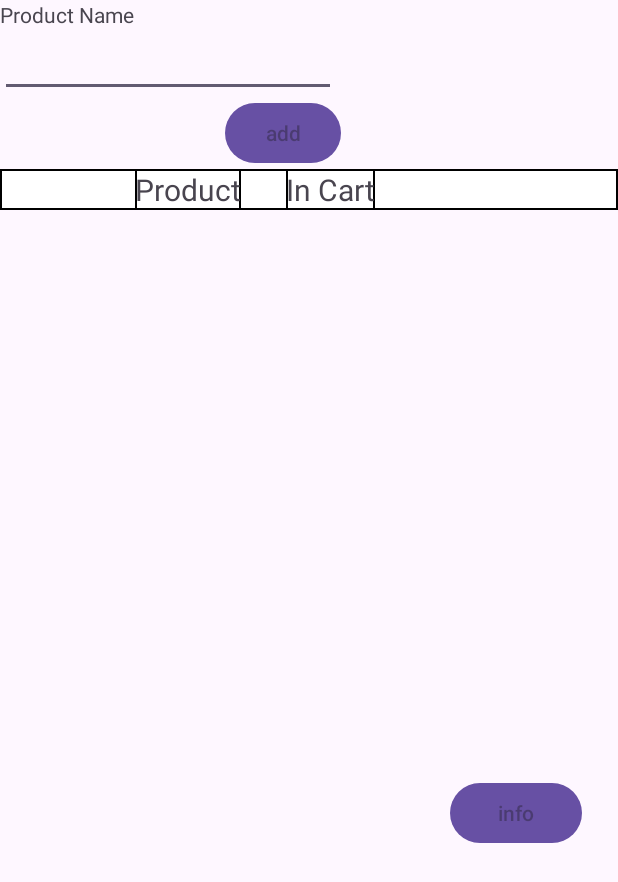
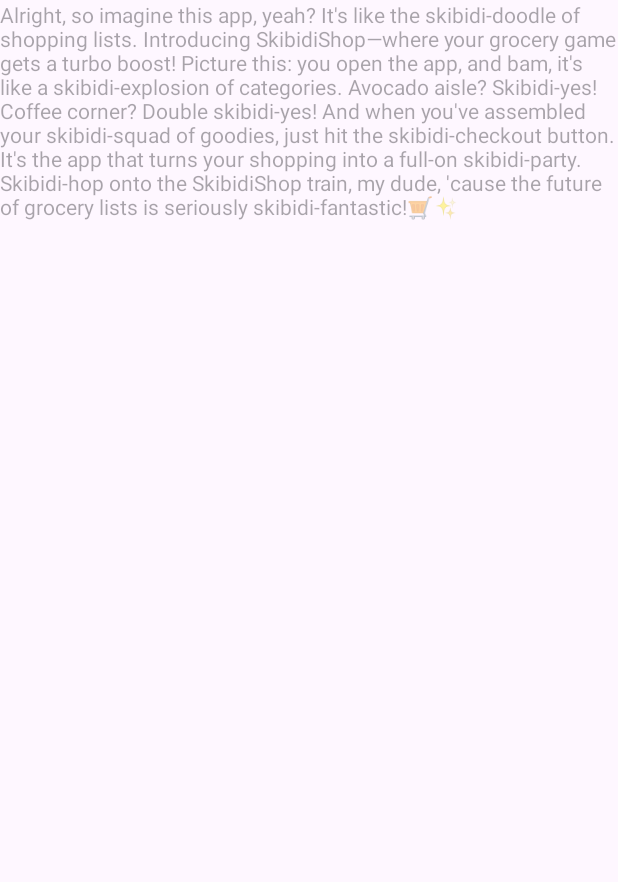
Before and after one commit to shredder-22/rShoppingList, an Android app: the screen it shows after launch (MainActivity before the commit, SecondActivity after it), after a tap on an icon or button, on a phone screen of 412 x 824 dp. Shown: the top 882 px of the screen. Run offline under Robolectric (Android 15) with nearby library versions, the phone set to English and light mode, and no system bars; 1 other tap on this screen came first.

```diff
--- a/app/src/main/AndroidManifest.xml
+++ b/app/src/main/AndroidManifest.xml
@@ -13,6 +13,9 @@
         android:theme="@style/Theme.ShoppingList"
         tools:targetApi="31">
         <activity
+            android:name=".SecondActivity"
+            android:exported="false" />
+        <activity
             android:name=".MainActivity"
             android:exported="true">
             <intent-filter>
--- a/app/src/main/java/com/example/shoppinglist/BlankFragment.java
+++ b/app/src/main/java/com/example/shoppinglist/BlankFragment.java
@@ -1,6 +1,8 @@
 package com.example.shoppinglist;
 
 import android.content.Context;
+import android.graphics.Color;
+import android.graphics.drawable.Drawable;
 import android.os.Bundle;
 
 import androidx.annotation.NonNull;
@@ -10,17 +12,30 @@ import android.view.LayoutInflater;
 import android.view.View;
 import android.view.ViewGroup;
 import android.widget.Button;
+import android.widget.CheckBox;
+import android.widget.RadioButton;
+import android.widget.TableLayout;
+import android.widget.TableRow;
+import android.widget.TextView;
+import android.widget.Toast;
+
+import java.util.ArrayList;
+import java.util.List;
 
 /**
  * A simple {@link Fragment} subclass.
  * Use the {@link Fragment1#newInstance} factory method to
  * create an instance of this fragment.
  */
-public class BlankFragment extends Fragment {
+
+public class BlankFragment extends Fragment implements View.OnClickListener {
 
     // TODO: Rename parameter arguments, choose names that match
     // the fragment initialization parameters, e.g. ARG_ITEM_NUMBER
-    private Button btninfo;
+    List<TextView> tvlist = new ArrayList<>();
+    List<CheckBox> cblist = new ArrayList<>();
+    static int index = 0;
+    private TableLayout table;
     private Fragment2Listner listner;
     private static final String ARG_PARAM1 = "param1";
     private static final String ARG_PARAM2 = "param2";
@@ -29,10 +44,29 @@ public class BlankFragment extends Fragment {
     private String mParam1;
     private String mParam2;
 
-    public interface Fragment2Listner
+    @Override
+    public void onClick(View view)
     {
+        for (int i = 0; i < index; i++)
+        {
+            if (view == cblist.get(i))
+            {
+                if (!cblist.get(i).isChecked()) {
+                    tvlist.get(i).setTextColor(Color.BLACK);
+
+                } else {
+                    tvlist.get(i).setTextColor(Color.BLUE);
+
+                }
+            }
+        }
+    }
+
+
+    public interface Fragment2Listner {
         void onInput2Sent(CharSequence input);
     }
+
     public BlankFragment() {
         // Required empty public constructor
     }
@@ -60,15 +94,33 @@ public class BlankFragment extends Fragment {
     public View onCreateView(LayoutInflater inflater, ViewGroup container,
                              Bundle savedInstanceState) {
         // Inflate the layout for this fragment
-        View v = inflater.inflate(R.layout.fragment_blank, container,false);
-        btninfo = v.findViewById(R.id.info);
-        btninfo.setOnClickListener(new View.OnClickListener() {
-            @Override
-            public void onClick(View view) {
-                listner.onInput2Sent("asdasd");
-            }
-        });
+        View v = inflater.inflate(R.layout.fragment_blank, container, false);
+
+        table = v.findViewById(R.id.table);
+
         return v;
+    }
+
+    public void updateTable(CharSequence newText)
+    {
+        TableRow tr = null;
+        Context context = getContext();
+        tr = new TableRow(context);
+        TextView tv= new TextView(context);
+        tv.setText(newText);
+        tv.setBackground(getResources().getDrawable(R.drawable.border, null));
+        CheckBox rb = new CheckBox(context);
+        rb.setBackground(getResources().getDrawable(R.drawable.border, null));
+        rb.setOnClickListener(this);
+
+        tvlist.add(index, tv);
+        cblist.add(index, rb);
+        tr.addView(tv);
+        tr.addView(rb);
+        table.addView(tr);
+
+        index++;
+
     }
 
     @Override
--- a/app/src/main/java/com/example/shoppinglist/Fragment1.java
+++ b/app/src/main/java/com/example/shoppinglist/Fragment1.java
@@ -11,6 +11,7 @@ import android.view.View;
 import android.view.ViewGroup;
 import android.widget.Button;
 import android.widget.EditText;
+import android.widget.RadioButton;
 
 /**
  * A simple {@link Fragment} subclass.
@@ -65,17 +66,22 @@ public class Fragment1 extends Fragment {
         View v = inflater.inflate(R.layout.fragment_1, container,false);
         editText = v.findViewById(R.id.et);
         btnadd = v.findViewById(R.id.add);
+
         btnadd.setOnClickListener(new View.OnClickListener() {
             @Override
             public void onClick(View view) {
-                String st = editText.toString();
+                String st = editText.getText().toString();
                 listner.onInput1Sent(st);
                 editText.setText("");
             }
         });
         return v;
     }
+    public void updateEditText()
+    {
 
+
+    }
     @Override
     public void onAttach(Context context) {
         super.onAttach(context);
--- a/app/src/main/java/com/example/shoppinglist/MainActivity.java
+++ b/app/src/main/java/com/example/shoppinglist/MainActivity.java
@@ -7,6 +7,7 @@ import androidx.fragment.app.FragmentContainerView;
 import android.app.Fragment;
 import android.app.FragmentManager;
 import android.app.FragmentTransaction;
+import android.content.Intent;
 import android.os.Bundle;
 import android.view.View;
 import android.widget.Button;
@@ -27,16 +28,26 @@ public class MainActivity extends AppCompatActivity implements BlankFragment.Fra
         fragment2 = new BlankFragment();
 
         getSupportFragmentManager().beginTransaction().replace(R.id.f1,fragment1).replace(R.id.f2,fragment2).commit();
-
-
+        Button infobtn;
+        infobtn = findViewById(R.id.info);
+        infobtn.setOnClickListener(new View.OnClickListener() {
+            @Override
+            public void onClick(View view) {
+                Intent intent = new Intent(MainActivity.this, SecondActivity.class);
+                startActivity(intent);
+            }
+        });
     }
 
     @Override
     public void onInput2Sent(CharSequence input) {
+        //fragment1.updateEditText();
     }
+
 
     @Override
     public void onInput1Sent(CharSequence input) {
+        fragment2.updateTable(input);
 
     }
 }
--- /dev/null
+++ b/app/src/main/java/com/example/shoppinglist/SecondActivity.java
@@ -0,0 +1,14 @@
+package com.example.shoppinglist;
+
+import androidx.appcompat.app.AppCompatActivity;
+
+import android.os.Bundle;
+
+public class SecondActivity extends AppCompatActivity {
+
+    @Override
+    protected void onCreate(Bundle savedInstanceState) {
+        super.onCreate(savedInstanceState);
+        setContentView(R.layout.activity_second);
+    }
+}
--- /dev/null
+++ b/app/src/main/res/layout/activity_second.xml
@@ -0,0 +1,15 @@
+<?xml version="1.0" encoding="utf-8"?>
+<LinearLayout xmlns:android="http://schemas.android.com/apk/res/android"
+    xmlns:app="http://schemas.android.com/apk/res-auto"
+    xmlns:tools="http://schemas.android.com/tools"
+    android:layout_width="match_parent"
+    android:layout_height="match_parent"
+    tools:context=".SecondActivity">
+    <TextView
+        android:layout_width="match_parent"
+        android:layout_height="match_parent"
+        android:hint="Alright, so imagine this app, yeah? It's like the skibidi-doodle of shopping lists. Introducing SkibidiShop—where your grocery game gets a turbo boost! Picture this: you open the app, and bam, it's like a skibidi-explosion of categories. Avocado aisle? Skibidi-yes! Coffee corner? Double skibidi-yes! And when you've assembled your skibidi-squad of goodies, just hit the skibidi-checkout button. It's the app that turns your shopping into a full-on skibidi-party. Skibidi-hop onto the SkibidiShop train, my dude, 'cause the future of grocery lists is seriously skibidi-fantastic!🛒✨">
+
+    </TextView>
+
+</LinearLayout>
--- a/app/src/main/res/layout/fragment_blank.xml
+++ b/app/src/main/res/layout/fragment_blank.xml
@@ -20,12 +20,5 @@
         </TableRow>
     </TableLayout>
 
-    <Button
-        android:layout_width="wrap_content"
-        android:layout_height="wrap_content"
-        android:layout_marginLeft="300dp"
-        android:layout_marginTop="5dp"
-        android:hint="info"
-        android:id="@+id/info"></Button>
 
 </LinearLayout>
```
Also changed, not shown: app/src/main/res/layout/activity_main.xml (+8 -0 lines).
